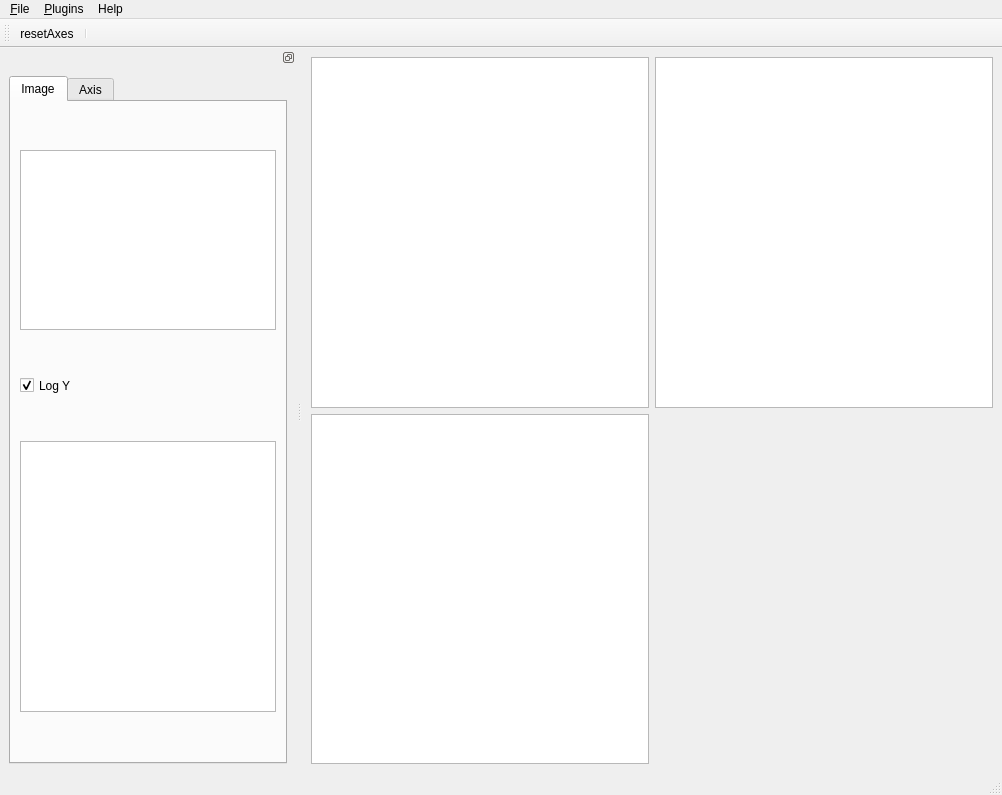
Above: designerFiles/lasagna_mainWindow.ui from SainsburyWellcomeCentre/lasagna before the change. Below: the same form after it.
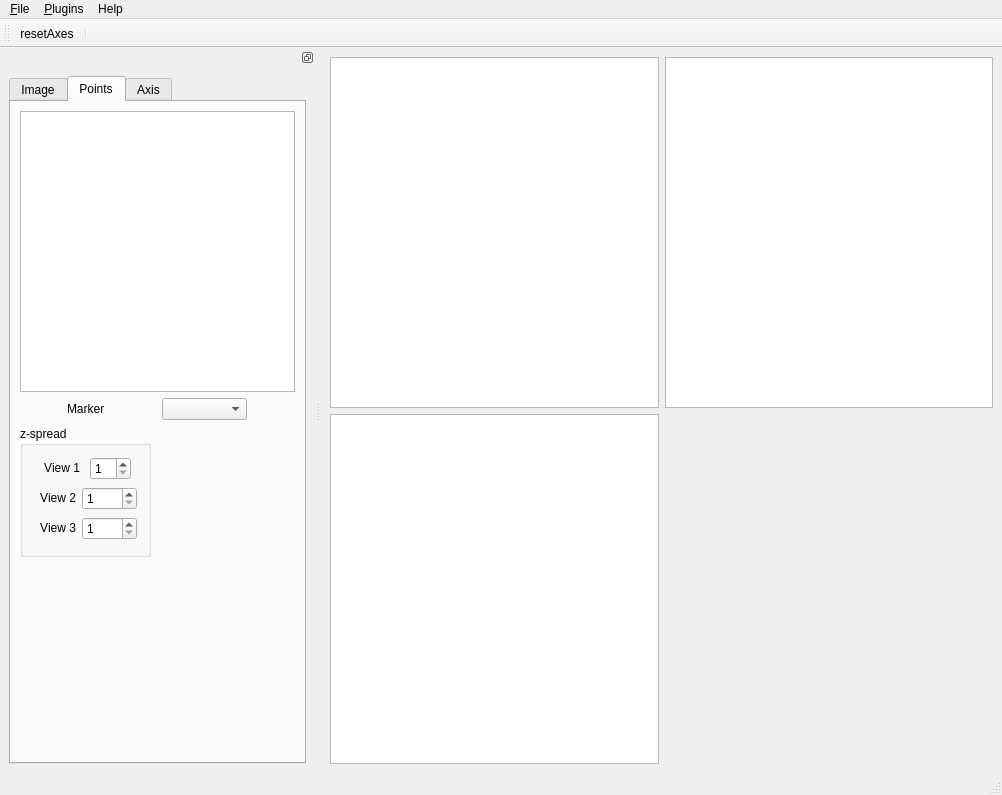
That is the form after the change. The open tabs and pages were chosen to show the change. Icons and pictures are not drawn. Custom widgets are drawn as their Qt base class.

Commit message: Add points tab and associated UI elements to .ui file and re-build. Start to setup code in lasagna.

The edit to the form file:
```diff
--- a/designerFiles/lasagna_mainWindow.ui
+++ b/designerFiles/lasagna_mainWindow.ui
@@ -110,7 +110,7 @@
   <widget class="QDockWidget" name="mainDockWidget">
    <property name="minimumSize">
     <size>
-     <width>280</width>
+     <width>315</width>
      <height>557</height>
     </size>
    </property>
@@ -197,6 +197,265 @@
          </item>
         </layout>
        </widget>
+       <widget class="QWidget" name="pointsSettingsTab">
+        <attribute name="title">
+         <string>Points</string>
+        </attribute>
+        <layout class="QVBoxLayout" name="verticalLayout_4">
+         <item>
+          <widget class="QTreeView" name="points_TreeView">
+           <property name="sizePolicy">
+            <sizepolicy hsizetype="Expanding" vsizetype="Fixed">
+             <horstretch>0</horstretch>
+             <verstretch>0</verstretch>
+            </sizepolicy>
+           </property>
+           <property name="minimumSize">
+            <size>
+             <width>0</width>
+             <height>281</height>
+            </size>
+           </property>
+           <property name="maximumSize">
+            <size>
+             <width>16777215</width>
+             <height>330</height>
+            </size>
+           </property>
+          </widget>
+         </item>
+         <item>
+          <layout class="QHBoxLayout" name="horizontalLayout_4">
+           <item>
+            <widget class="QLabel" name="labelMarker">
+             <property name="sizePolicy">
+              <sizepolicy hsizetype="Fixed" vsizetype="Fixed">
+               <horstretch>0</horstretch>
+               <verstretch>0</verstretch>
+              </sizepolicy>
+             </property>
+             <property name="maximumSize">
+              <size>
+               <width>42</width>
+               <height>24</height>
+              </size>
+             </property>
+             <property name="text">
+              <string>Marker</string>
+             </property>
+            </widget>
+           </item>
+           <item>
+            <widget class="QComboBox" name="marker_comboBox">
+             <property name="sizePolicy">
+              <sizepolicy hsizetype="Fixed" vsizetype="Fixed">
+               <horstretch>0</horstretch>
+               <verstretch>0</verstretch>
+              </sizepolicy>
+             </property>
+             <property name="maximumSize">
+              <size>
+               <width>85</width>
+               <height>24</height>
+              </size>
+             </property>
+            </widget>
+           </item>
+          </layout>
+         </item>
+         <item>
+          <widget class="QGroupBox" name="groupBoxAxisRatio_2">
+           <property name="sizePolicy">
+            <sizepolicy hsizetype="Fixed" vsizetype="Fixed">
+             <horstretch>0</horstretch>
+             <verstretch>0</verstretch>
+            </sizepolicy>
+           </property>
+           <property name="minimumSize">
+            <size>
+             <width>131</width>
+             <height>131</height>
+            </size>
+           </property>
+           <property name="maximumSize">
+            <size>
+             <width>131</width>
+             <height>16777215</height>
+            </size>
+           </property>
+           <property name="title">
+            <string>z-spread</string>
+           </property>
+           <widget class="QWidget" name="layoutWidget">
+            <property name="geometry">
+             <rect>
+              <x>11</x>
+              <y>30</y>
+              <width>106</width>
+              <height>25</height>
+             </rect>
+            </property>
+            <layout class="QHBoxLayout" name="horizontalLayout_5">
+             <item>
+              <widget class="QLabel" name="axisRatioLabel_4">
+               <property name="sizePolicy">
+                <sizepolicy hsizetype="Fixed" vsizetype="Fixed">
+                 <horstretch>0</horstretch>
+                 <verstretch>0</verstretch>
+                </sizepolicy>
+               </property>
+               <property name="minimumSize">
+                <size>
+                 <width>45</width>
+                 <height>16</height>
+                </size>
+               </property>
+               <property name="maximumSize">
+                <size>
+                 <width>45</width>
+                 <height>16</height>
+                </size>
+               </property>
+               <property name="layoutDirection">
+                <enum>Qt::LeftToRight</enum>
+               </property>
+               <property name="text">
+                <string>View 1</string>
+               </property>
+               <property name="alignment">
+                <set>Qt::AlignRight|Qt::AlignTrailing|Qt::AlignVCenter</set>
+               </property>
+              </widget>
+             </item>
+             <item>
+              <widget class="QSpinBox" name="view1Z_spinBox">
+               <property name="sizePolicy">
+                <sizepolicy hsizetype="Fixed" vsizetype="Fixed">
+                 <horstretch>0</horstretch>
+                 <verstretch>0</verstretch>
+                </sizepolicy>
+               </property>
+               <property name="minimum">
+                <number>1</number>
+               </property>
+               <property name="maximum">
+                <number>99</number>
+               </property>
+              </widget>
+             </item>
+            </layout>
+           </widget>
+           <widget class="QWidget" name="layoutWidget">
+            <property name="geometry">
+             <rect>
+              <x>11</x>
+              <y>60</y>
+              <width>106</width>
+              <height>25</height>
+             </rect>
+            </property>
+            <layout class="QHBoxLayout" name="horizontalLayout_6">
+             <item>
+              <widget class="QLabel" name="axisRatioLabel_5">
+               <property name="sizePolicy">
+                <sizepolicy hsizetype="Fixed" vsizetype="Fixed">
+                 <horstretch>0</horstretch>
+                 <verstretch>0</verstretch>
+                </sizepolicy>
+               </property>
+               <property name="minimumSize">
+                <size>
+                 <width>45</width>
+                 <height>16</height>
+                </size>
+               </property>
+               <property name="maximumSize">
+                <size>
+                 <width>45</width>
+                 <height>16</height>
+                </size>
+               </property>
+               <property name="text">
+                <string>View 2</string>
+               </property>
+               <property name="alignment">
+                <set>Qt::AlignRight|Qt::AlignTrailing|Qt::AlignVCenter</set>
+               </property>
+              </widget>
+             </item>
+             <item>
+              <widget class="QSpinBox" name="view2Z_spinBox">
+               <property name="minimum">
+                <number>1</number>
+               </property>
+              </widget>
+             </item>
+            </layout>
+           </widget>
+           <widget class="QWidget" name="layoutWidget">
+            <property name="geometry">
+             <rect>
+              <x>11</x>
+              <y>90</y>
+              <width>106</width>
+              <height>25</height>
+             </rect>
+            </property>
+            <layout class="QHBoxLayout" name="horizontalLayout_7">
+             <item>
+              <widget class="QLabel" name="axisRatioLabel_6">
+               <property name="sizePolicy">
+                <sizepolicy hsizetype="Fixed" vsizetype="Fixed">
+                 <horstretch>0</horstretch>
+                 <verstretch>0</verstretch>
+                </sizepolicy>
+               </property>
+               <property name="minimumSize">
+                <size>
+                 <width>45</width>
+                 <height>16</height>
+                </size>
+               </property>
+               <property name="maximumSize">
+                <size>
+                 <width>45</width>
+                 <height>16</height>
+                </size>
+               </property>
+               <property name="text">
+                <string>View 3</string>
+               </property>
+               <property name="alignment">
+                <set>Qt::AlignRight|Qt::AlignTrailing|Qt::AlignVCenter</set>
+               </property>
+              </widget>
+             </item>
+             <item>
+              <widget class="QSpinBox" name="view3Z_spinBox">
+               <property name="minimum">
+                <number>1</number>
+               </property>
+              </widget>
+             </item>
+            </layout>
+           </widget>
+          </widget>
+         </item>
+         <item>
+          <spacer name="verticalSpacer">
+           <property name="orientation">
+            <enum>Qt::Vertical</enum>
+           </property>
+           <property name="sizeHint" stdset="0">
+            <size>
+             <width>20</width>
+             <height>200</height>
+            </size>
+           </property>
+          </spacer>
+         </item>
+        </layout>
+       </widget>
        <widget class="QWidget" name="axisSetingsTab">
         <attribute name="title">
          <string>Axis</string>
```
Left out of the diff: 20 changed lines with no effect on the pictures. The commit also changes 2 other files.
